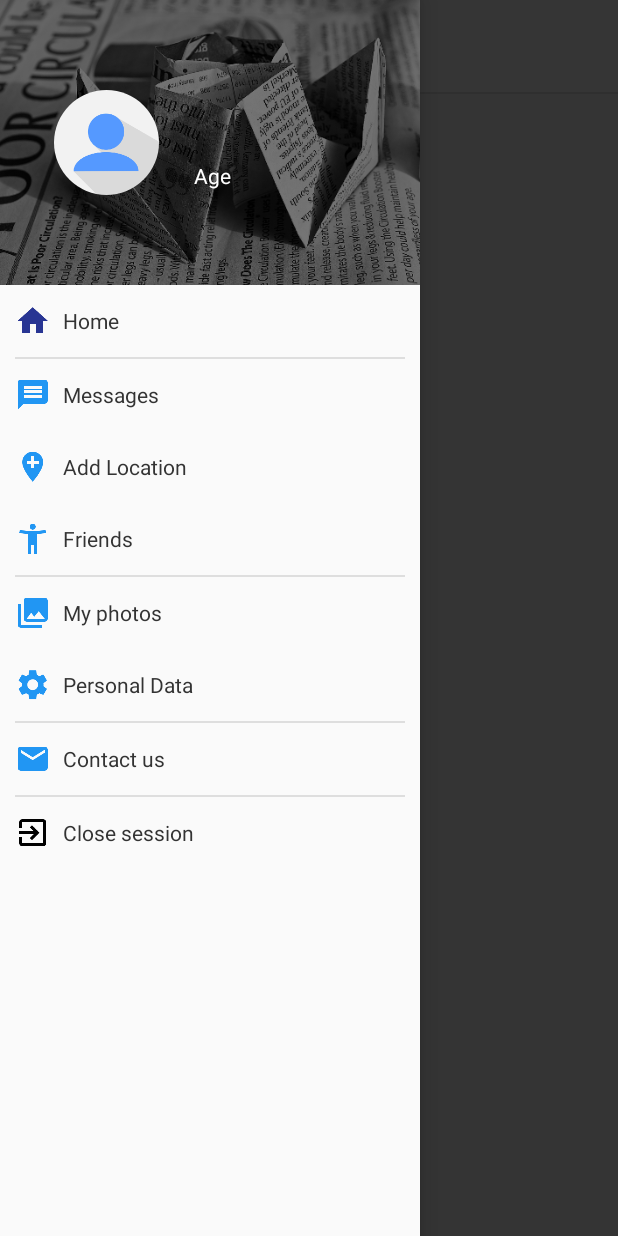
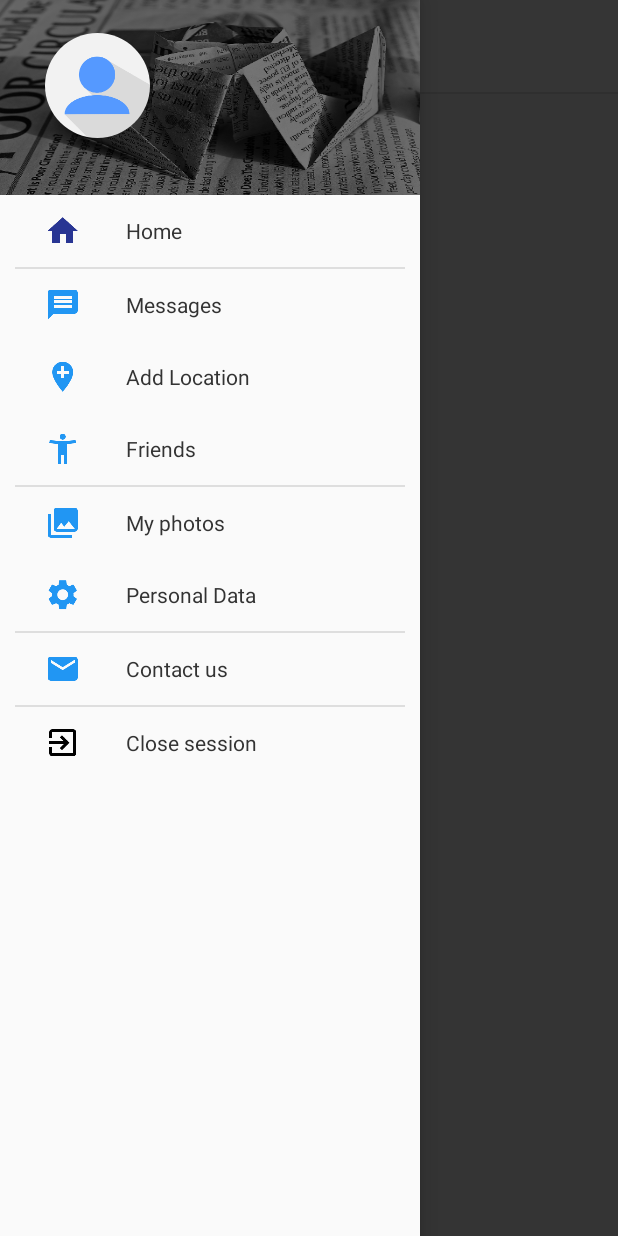
Before and after one commit to davidangulocorcuera/-jubilant-happiness, an Android app: the HomeActivity screen opened directly, with no data from a screen before it, with the side drawer open, on a phone screen of 412 x 824 dp. Run offline under Robolectric (Android 15) with nearby library versions, the phone set to English and light mode, and no system bars; our stand-ins replace CircleImageView, Firebase (no records; nobody signed in at launch, a user with empty details on screens opened directly); libraries missing offline, so code that uses them is left out: com.karumi.dexter; 2 statements that could not run were skipped.

Commit message:
working in menu

```diff
--- a/app/src/main/java/com/example/justfivemins/api/Api.kt
+++ b/app/src/main/java/com/example/justfivemins/api/Api.kt
@@ -12,4 +12,5 @@ interface Api {
      fun loginUser(loginRequest: LoginRequest)
      fun updateLocation(locationRequest: LocationRequest, userId: String)
      fun updateUserData(updateUserRequest: UpdateUserRequest, userId: String)
+     fun onUserDataChanged(userId: String)
 }
--- a/app/src/main/java/com/example/justfivemins/api/ApiEventsListeners.kt
+++ b/app/src/main/java/com/example/justfivemins/api/ApiEventsListeners.kt
@@ -19,4 +19,7 @@ interface ApiEventsListeners{
     interface UpdateUserListener {
         fun isUserUpdated(success: Boolean)
     }
+    interface OnDataChangedListener{
+        fun isUserDataChanged(success: Boolean, userResponse: UserResponse)
+    }
 }
--- a/app/src/main/java/com/example/justfivemins/api/responses/UserResponse.kt
+++ b/app/src/main/java/com/example/justfivemins/api/responses/UserResponse.kt
@@ -2,6 +2,7 @@ package com.example.justfivemins.api.responses
 
 import com.example.justfivemins.model.Location
 import com.example.justfivemins.model.User
+import java.io.Serializable
 
 class UserResponse (var name: String = "",
                     var email: String = "",
@@ -13,4 +14,4 @@ class UserResponse (var name: String = "",
                     var description: String = "",
                     var university: String = "",
                     var job: String = ""
-)
+): Serializable
--- a/app/src/main/java/com/example/justfivemins/modules/base/BaseFragment.kt
+++ b/app/src/main/java/com/example/justfivemins/modules/base/BaseFragment.kt
@@ -118,6 +118,9 @@ abstract class BaseFragment : Fragment(), MainMVP.View {
         baseActivity?.goBack()
 
     }
+    fun enableDrawerMenu(enable: Boolean) {
+        baseActivity?.enableDrawerMenu(enable)
+    }
 
 
 
--- a/app/src/main/java/com/example/justfivemins/modules/home/HomePresenter.kt
+++ b/app/src/main/java/com/example/justfivemins/modules/home/HomePresenter.kt
@@ -2,16 +2,24 @@ package com.example.justfivemins.modules.home
 
 import android.app.Activity
 import android.util.Log
+import android.widget.Toast
+import com.example.justfivemins.api.ApiEventsListeners
 import com.example.justfivemins.api.firebase.FirebaseApiManager
-import com.example.justfivemins.api.ApiEventsListeners
 import com.example.justfivemins.api.responses.UserResponse
 import com.example.justfivemins.model.CurrentUser
 import com.example.justfivemins.model.User
 import com.example.justfivemins.modules.base.MainMVP
 
-class HomePresenter(private val view: View) : MainMVP.Presenter, ApiEventsListeners.UserDataListener {
+class HomePresenter(private val view: View) : MainMVP.Presenter, ApiEventsListeners.UserDataListener,ApiEventsListeners.OnDataChangedListener {
+    override fun isUserDataChanged(success: Boolean, userResponse: UserResponse) {
+        if (success) {
+            setUser(userResponse)
+        } else {
+
+        }
+    }
+
     private var user: User = User()
-
 
     override fun isUserDataSaved(success: Boolean, userResponse: UserResponse) {
         view.showProgress(false)
@@ -36,13 +44,20 @@ class HomePresenter(private val view: View) : MainMVP.Presenter, ApiEventsListen
         user.universityName = userResponse.university
         user.description = userResponse.description
 
+        CurrentUser.user = user
         view.setMenuData(user)
     }
 
     fun init(activity: Activity) {
         view.showProgress(true)
-        val firebaseApiManager: FirebaseApiManager by lazy { FirebaseApiManager(userDataListener = this, activity = activity) }
+        val firebaseApiManager: FirebaseApiManager by lazy {
+            FirebaseApiManager(
+                userDataListener = this,
+                activity = activity
+            )
+        }
         firebaseApiManager.getUserData(CurrentUser.firebaseUser!!)
+        firebaseApiManager.onUserDataChanged(CurrentUser.firebaseUser!!.uid)
     }
 
     interface View : MainMVP.View {
--- a/app/src/main/java/com/example/justfivemins/utils/MainApplication.kt
+++ b/app/src/main/java/com/example/justfivemins/utils/MainApplication.kt
@@ -7,7 +7,6 @@ import android.content.Intent
 
 
 class MainApplication : Application() {
-
 
     init {
         instance = this
@@ -21,5 +20,10 @@ class MainApplication : Application() {
 
     }
 
+    override fun onCreate() {
+        super.onCreate()
+        val context: Context = MainApplication.applicationContext()
+    }
+
 
 }
--- a/app/src/main/res/layout/drawer_menu.xml
+++ b/app/src/main/res/layout/drawer_menu.xml
@@ -19,7 +19,7 @@
                 android:layout_width="match_parent"
                 android:layout_height="match_parent"
                 android:orientation="vertical"
-                android:layout_marginTop="190dp"
+                android:layout_marginTop="130dp"
         >
 
             <android.support.v7.widget.RecyclerView
--- a/app/src/main/res/layout/item_drawer_menu.xml
+++ b/app/src/main/res/layout/item_drawer_menu.xml
@@ -22,8 +22,8 @@
                 android:layout_width="wrap_content"
                 android:src="@drawable/ic_location"
                 android:layout_height="wrap_content"
-                android:layout_marginStart="@dimen/space_medium"
-                android:layout_marginEnd="@dimen/space_small"
+                android:layout_marginStart="@dimen/space_big"
+                android:layout_marginEnd="@dimen/space_big"
                 android:layout_gravity="center_vertical
 " android:visibility="visible"/>
 
--- a/app/src/main/res/layout/view_drawer_menu_header.xml
+++ b/app/src/main/res/layout/view_drawer_menu_header.xml
@@ -3,7 +3,7 @@
         xmlns:android="http://schemas.android.com/apk/res/android"
         xmlns:app="http://schemas.android.com/apk/res-auto"
         xmlns:tools="http://schemas.android.com/tools" android:layout_width="match_parent"
-        android:layout_height="190dp"
+        android:layout_height="130dp"
         android:orientation="vertical">
 
     <ImageView
@@ -24,7 +24,7 @@
                app:layout_constraintTop_toTopOf="parent"
                app:layout_constraintStart_toStartOf="parent"
                app:layout_constraintEnd_toEndOf="parent"
-               app:layout_constraintHorizontal_bias="1.0"
+               app:layout_constraintHorizontal_bias="0.0"
                android:background="@color/lightBlackDark"
                android:id="@+id/imageView"
 
@@ -39,23 +39,22 @@
             style="@style/Clickable"
             android:src="@drawable/no_profile_image"
             android:elevation="@dimen/space_medium"
-            android:layout_marginTop="8dp"
             app:layout_constraintTop_toTopOf="parent"
+            android:layout_marginStart="@dimen/space_big"
             app:layout_constraintStart_toStartOf="parent"
-            app:layout_constraintBottom_toBottomOf="parent"
-            app:layout_constraintEnd_toEndOf="@+id/imageView" app:layout_constraintHorizontal_bias="0.173"
-            app:layout_constraintVertical_bias="0.464"
-    />
+            app:layout_constraintEnd_toEndOf="@+id/imageView" app:layout_constraintHorizontal_bias="0.0"
+             app:layout_constraintBottom_toTopOf="@+id/linearLayout"
+            app:layout_constraintVertical_bias="0.727"/>
     <LinearLayout
             android:layout_width="wrap_content"
             android:layout_height="wrap_content"
-            android:padding="@dimen/space_small"
-            android:orientation="vertical"
+            android:orientation="horizontal"
+            android:layout_marginBottom="@dimen/space_medium"
             app:layout_constraintEnd_toEndOf="parent"
-            app:layout_constraintBottom_toBottomOf="parent" android:layout_marginTop="8dp"
-            app:layout_constraintTop_toTopOf="@+id/imageView" app:layout_constraintStart_toEndOf="@+id/profile_image"
-            android:layout_marginStart="@dimen/space_small" app:layout_constraintHorizontal_bias="0.056"
-            app:layout_constraintVertical_bias="0.466">
+            app:layout_constraintBottom_toBottomOf="parent"
+             android:layout_marginEnd="300dp" android:id="@+id/linearLayout"
+            android:layout_marginStart="@dimen/space_big" app:layout_constraintStart_toStartOf="parent"
+            app:layout_constraintHorizontal_bias="0.0">
 
         <TextView
                 android:id="@+id/tvMenuUsername"
@@ -63,7 +62,8 @@
                 android:layout_height="match_parent"
                 tools:text="@string/username"
                 android:textColor="@color/white"
-                style="@style/title"
+                style="@style/regular"
+                android:layout_marginEnd="@dimen/space_small"
 
         />
         <TextView android:layout_width="match_parent"
@@ -75,15 +75,6 @@
                   android:layout_gravity="center_vertical"
 
         />
-        <TextView
-                android:id="@+id/menuAge"
-                android:layout_width="match_parent"
-                android:layout_height="match_parent"
-                android:text="@string/age"
-                android:textColor="@color/white"
-                style="@style/regular"
-        />
-
     </LinearLayout>
 
 
```
Also changed, not shown: app/src/main/java/com/example/justfivemins/api/firebase/FirebaseApiManager.kt (+27 -8 lines), app/src/main/java/com/example/justfivemins/modules/home/HomeActivity.kt (+14 -9 lines), app/src/main/java/com/example/justfivemins/modules/profile_data/ProfileDataFragment.kt (+22 -90 lines), app/src/main/java/com/example/justfivemins/modules/profile_data/ProfileDataPresenter.kt (+1 -70 lines), app/src/main/res/layout/fragment_profile_data.xml (+3 -18 lines).
